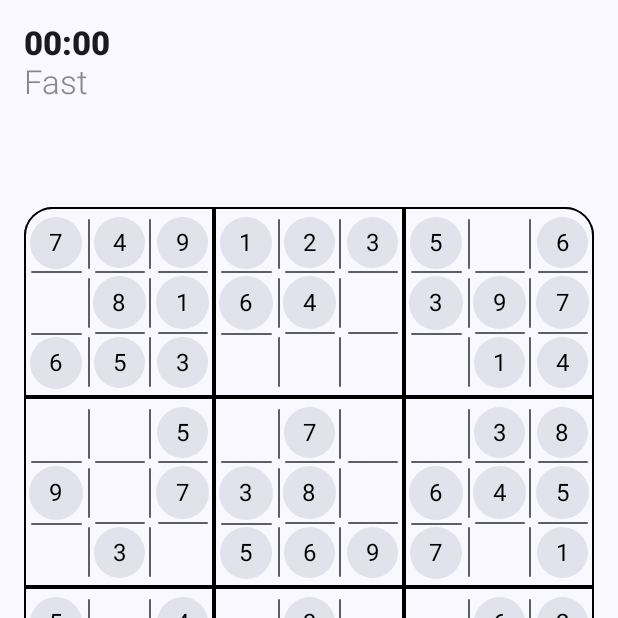
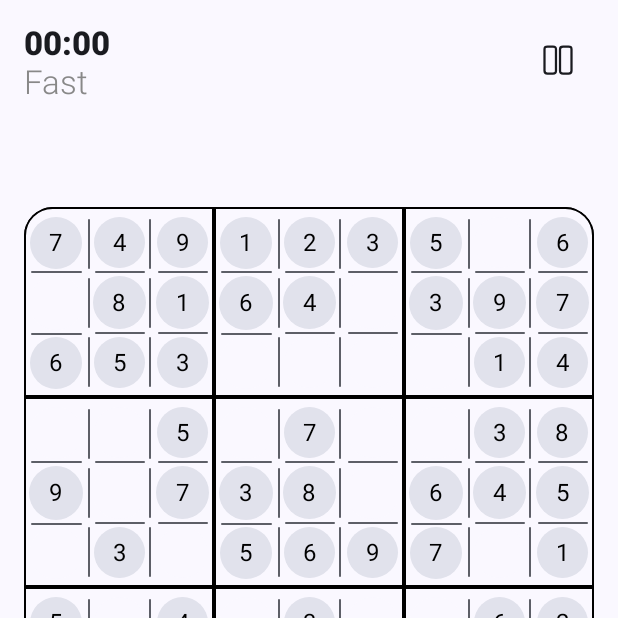
Before and after one commit to kafri8889/Saku-Compose-Sudoku, an Android app built with Jetpack Compose: the screen it shows after launch (MainActivity), after a tap on "Play", on a phone screen of 412 x 824 dp, the top half of it. Run offline under Robolectric (Android 15) with nearby library versions, the phone set to English and light mode, and no system bars; our stand-ins replace Dagger/Hilt's generated code, Timber, accompanist; 2 statements that could not run were skipped.

Commit message:
Pause game

```diff
--- a/app/src/main/java/com/anafthdev/saku/common/CountUpTimer.kt
+++ b/app/src/main/java/com/anafthdev/saku/common/CountUpTimer.kt
@@ -16,6 +16,10 @@ class CountUpTimer @Inject constructor() {
 
 	private val _second = MutableStateFlow(0)
 	val second: StateFlow<Int> = _second
+
+	suspend fun reset() {
+		_second.emit(0)
+	}
 
 	fun start() {
 		timerJob = CoroutineScope(Dispatchers.IO).launch {
--- a/app/src/main/java/com/anafthdev/saku/ui/game/GameScreen.kt
+++ b/app/src/main/java/com/anafthdev/saku/ui/game/GameScreen.kt
@@ -5,32 +5,48 @@ import androidx.compose.foundation.layout.Arrangement
 import androidx.compose.foundation.layout.Box
 import androidx.compose.foundation.layout.Column
 import androidx.compose.foundation.layout.PaddingValues
+import androidx.compose.foundation.layout.Row
+import androidx.compose.foundation.layout.Spacer
 import androidx.compose.foundation.layout.aspectRatio
 import androidx.compose.foundation.layout.fillMaxSize
 import androidx.compose.foundation.layout.fillMaxWidth
 import androidx.compose.foundation.layout.systemBarsPadding
 import androidx.compose.foundation.lazy.LazyColumn
+import androidx.compose.material3.Button
+import androidx.compose.material3.ExperimentalMaterial3Api
+import androidx.compose.material3.Icon
+import androidx.compose.material3.IconButton
 import androidx.compose.material3.MaterialTheme
 import androidx.compose.material3.Text
+import androidx.compose.material3.TextButton
 import androidx.compose.runtime.Composable
 import androidx.compose.runtime.LaunchedEffect
+import androidx.compose.runtime.getValue
+import androidx.compose.runtime.mutableStateOf
+import androidx.compose.runtime.remember
+import androidx.compose.runtime.setValue
 import androidx.compose.ui.Alignment
 import androidx.compose.ui.Modifier
 import androidx.compose.ui.graphics.Color
 import androidx.compose.ui.platform.LocalContext
+import androidx.compose.ui.res.painterResource
+import androidx.compose.ui.res.stringResource
 import androidx.compose.ui.text.font.FontWeight
 import androidx.compose.ui.unit.dp
 import androidx.navigation.NavController
+import com.anafthdev.saku.R
 import com.anafthdev.saku.component.ObserveLifecycle
 import com.anafthdev.saku.data.GameMode
 import com.anafthdev.saku.extension.hourMinuteFormat
 import com.anafthdev.saku.extension.toast
 import com.anafthdev.saku.uicomponent.AnimatedTextByChar
+import com.anafthdev.saku.uicomponent.GamePausedDialog
 import com.anafthdev.saku.uicomponent.NumberPad
 import com.anafthdev.saku.uicomponent.SudokuBoard
 import com.anafthdev.saku.uicomponent.SudokuGameAction
 import com.anafthdev.saku.uicomponent.SudokuGameActionDefaults
 
+@OptIn(ExperimentalMaterial3Api::class)
 @Composable
 fun GameScreen(
 	viewModel: GameViewModel,
@@ -38,6 +54,8 @@ fun GameScreen(
 ) {
 
 	val context = LocalContext.current
+
+	var isPaused by remember { mutableStateOf(false) }
 
 	LaunchedEffect(viewModel.win) {
 		if (viewModel.win) {
@@ -52,9 +70,63 @@ fun GameScreen(
 
 	ObserveLifecycle(
 		onResume = viewModel::resume,
-		onPause = viewModel::pause
+		onPause = {
+			viewModel.saveState()
+			viewModel.pause()
+		}
 	)
 
+	if (isPaused) {
+		GamePausedDialog(
+			onDismissRequest = {
+				viewModel.resume()
+				isPaused = false
+			},
+			text = {
+				Text(stringResource(R.string.game_paused))
+			},
+			confirmButton = {
+				Button(
+					onClick = {
+						viewModel.resume()
+						isPaused = false
+					},
+					modifier = Modifier
+						.fillMaxWidth()
+				) {
+					Text(stringResource(R.string.resume))
+				}
+			},
+			dismissButton = {
+				TextButton(
+					onClick = {
+						isPaused = false
+
+						navController.popBackStack()
+					},
+					modifier = Modifier
+						.fillMaxWidth()
+				) {
+					Text(stringResource(id = R.string.exit))
+				}
+			}
+		)
+	}
+
+	GameContent(
+		viewModel = viewModel,
+		onPause = {
+			viewModel.pause()
+			isPaused = true
+		}
+	)
+}
+
+@Composable
+fun GameContent(
+	viewModel: GameViewModel,
+	onPause: () -> Unit
+) {
 	LazyColumn(
 		verticalArrangement = Arrangement.SpaceBetween,
 		contentPadding = PaddingValues(16.dp),
@@ -66,7 +138,8 @@ fun GameScreen(
 			GameScreenHeader(
 				minute = viewModel.minute,
 				second = viewModel.second,
-				gameMode = viewModel.gameMode
+				gameMode = viewModel.gameMode,
+				onPause = onPause
 			)
 		}
 
@@ -124,69 +197,17 @@ fun GameScreen(
 			}
 		}
 	}
-
-//	Column(
-//		verticalArrangement = Arrangement.SpaceBetween,
-//		modifier = Modifier
-//			.verticalScroll(rememberScrollState())
-//			.padding(8.dp)
-//			.fillMaxSize()
-//			.systemBarsPadding()
-//	) {
-//		GameScreenHeader(
-//			minute = viewModel.minute,
-//			second = viewModel.second,
-//			gameMode = viewModel.gameMode
-//		)
-//
-//		SudokuBoard(
-//			cells = Cells.bigCells,
-//			modifier = Modifier
-//				.fillMaxWidth()
-//				.aspectRatio(1f / 1f)
-//		)
-//
-//		NumberPad(
-//			selectedNumber = viewModel.selectedNumber,
-//			onNumberSelected = viewModel::updateSelectedNumber,
-//			modifier = Modifier
-//				.fillMaxWidth()
-//				.align(Alignment.CenterHorizontally)
-//		)
-//
-//		SudokuGameAction(
-//			selected = viewModel.selectedGameAction,
-//			onClick = { action ->
-//				if (action in SudokuGameActionDefaults.selectableActions) {
-//					viewModel.updateSelectedGameAction(
-//						if (viewModel.selectedGameAction == action) SudokuGameAction.None
-//						else action
-//					)
-//				} else {
-//					when (action) {
-//						SudokuGameAction.Undo -> {}
-//						SudokuGameAction.Validate -> {}
-//						else -> {}
-//					}
-//				}
-//			},
-//			modifier = Modifier
-//				.fillMaxWidth()
-//				.align(Alignment.CenterHorizontally)
-//		)
-//
-//		Spacer(modifier = Modifier.height(8.dp))
-//	}
-
 }
 
 @Composable
-fun GameScreenHeader(
+private fun GameScreenHeader(
 	minute: Int,
 	second: Int,
-	gameMode: GameMode
+	gameMode: GameMode,
+	onPause: () -> Unit
 ) {
 
+	Row {
 		Column {
 			AnimatedTextByChar(
 				text = "${hourMinuteFormat(minute)}:${hourMinuteFormat(second)}",
@@ -203,4 +224,14 @@ fun GameScreenHeader(
 				)
 			)
 		}
+
+		Spacer(modifier = Modifier.weight(1f))
+
+		IconButton(onClick = onPause) {
+			Icon(
+				painter = painterResource(id = R.drawable.ic_pause),
+				contentDescription = null
+			)
 		}
+	}
+}
--- /dev/null
+++ b/app/src/main/res/drawable/ic_pause.xml
@@ -0,0 +1,20 @@
+<vector xmlns:android="http://schemas.android.com/apk/res/android"
+    android:width="24dp"
+    android:height="24dp"
+    android:viewportWidth="24"
+    android:viewportHeight="24">
+  <path
+      android:pathData="M10.65,19.11V4.89C10.65,3.54 10.08,3 8.64,3H5.01C3.57,3 3,3.54 3,4.89V19.11C3,20.46 3.57,21 5.01,21H8.64C10.08,21 10.65,20.46 10.65,19.11Z"
+      android:strokeLineJoin="round"
+      android:strokeWidth="1.5"
+      android:fillColor="#00000000"
+      android:strokeColor="#292D32"
+      android:strokeLineCap="round"/>
+  <path
+      android:pathData="M21,19.11V4.89C21,3.54 20.43,3 18.99,3H15.36C13.93,3 13.35,3.54 13.35,4.89V19.11C13.35,20.46 13.92,21 15.36,21H18.99C20.43,21 21,20.46 21,19.11Z"
+      android:strokeLineJoin="round"
+      android:strokeWidth="1.5"
+      android:fillColor="#00000000"
+      android:strokeColor="#292D32"
+      android:strokeLineCap="round"/>
+</vector>
--- a/app/src/main/res/values/strings.xml
+++ b/app/src/main/res/values/strings.xml
@@ -9,4 +9,7 @@
     <string name="remaining_numbers">Remaining numbers</string>
     <string name="remaining_numbers_msg">Show the numbers remaining from the board</string>
     <string name="highlight_same_numbers_msg">When a number is selected, the same number on the board will be highlighted</string>
+    <string name="game_paused">Game paused</string>
+    <string name="exit">Exit</string>
+    <string name="resume">Resume</string>
 </resources>
```
Also changed, not shown: app/src/main/java/com/anafthdev/saku/ui/game/GameViewModel.kt (+19 -0 lines), app/src/main/java/com/anafthdev/saku/uicomponent/GamePausedDialog.kt (added, +63 -0 lines). Lines whose indentation alone changed are shown as unchanged.
